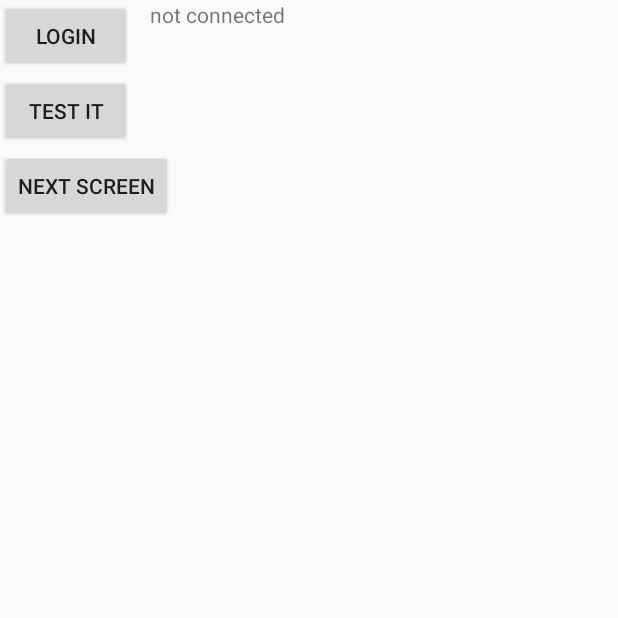
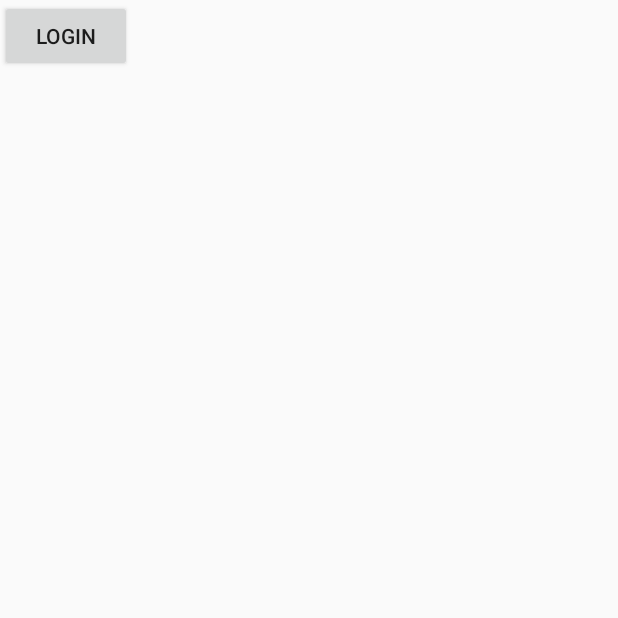
Before and after one commit to Kokumi/Go4Lunch, an Android app: the screen it shows after launch (MainActivity), on a phone screen of 412 x 824 dp, the top half of it. Run offline under Robolectric (Android 15) with nearby library versions, the phone set to English and light mode, and no system bars; our stand-ins replace ButterKnife, Firebase (no records; nobody signed in at launch, a user with empty details on screens opened directly); libraries missing offline, so code that uses them is left out: com.firebase.ui.

```diff
--- a/app/build.gradle
+++ b/app/build.gradle
@@ -44,6 +44,7 @@ dependencies {
 
     implementation 'com.google.android.gms:play-services-base:16.1.0'
     implementation 'com.google.android.libraries.places:places:1.1.0'
+    implementation 'com.twitter.sdk.android:twitter-core:3.1.1'
     //implementation 'com.google.android.libraries.places:places-compat:1.0.0'
     //implementation 'com.google.android.gms:play-services-places:16.0.0'
 
--- a/app/src/main/java/com/debruyckere/florian/go4lunch/Controller/Activity/MainActivity.java
+++ b/app/src/main/java/com/debruyckere/florian/go4lunch/Controller/Activity/MainActivity.java
@@ -34,9 +34,6 @@ public class MainActivity extends AppCompatActivity {
     private FirebaseAuth mAuth;
 
     @BindView(R.id.main_login_button)Button mLoginButton ;
-    @BindView(R.id.main_testbutton)Button mTestButton;
-    @BindView(R.id.main_testText)TextView mText;
-    @BindView(R.id.main_outbutton)Button mOutButton;
 
     @Override
     protected void onCreate(Bundle savedInstanceState) {
@@ -48,13 +45,8 @@ public class MainActivity extends AppCompatActivity {
         mAuth=FirebaseAuth.getInstance();
 
         mLoginButton = findViewById(R.id.main_login_button);
-        mTestButton = findViewById(R.id.main_testbutton);
-        mText = findViewById(R.id.main_testText);
-        mOutButton = findViewById(R.id.main_outbutton);
 
 
-        //createNotificationChannel();
-        //configureAlarmManager();
         onClickParameter();
 
     }
@@ -68,13 +60,7 @@ public class MainActivity extends AppCompatActivity {
             }
         });
 
-
-        mOutButton.setOnClickListener(new View.OnClickListener() {
-            @Override
-            public void onClick(View v) {
-                nextScreen();
-            }
-        });
+        //mTwitterLoginButton.setCallback
     }
 
     //--------------------------
@@ -88,7 +74,8 @@ public class MainActivity extends AppCompatActivity {
                         .createSignInIntentBuilder()
                         .setAvailableProviders(
                                 Arrays.asList(
-                                        new AuthUI.IdpConfig.GoogleBuilder().build() // SUPPORT GOOGLE
+                                        new AuthUI.IdpConfig.GoogleBuilder().build(), // SUPPORT GOOGLE
+                                        new AuthUI.IdpConfig.TwitterBuilder().build()
                                 ))
                         .setIsSmartLockEnabled(true)
                         .build(),
@@ -160,17 +147,6 @@ public class MainActivity extends AppCompatActivity {
         FBC.getColleague(listener);
     }
 
-
-
-
-    //------------------
-    // Notification
-    //------------------
-
-
-
-
-
     private void nextScreen(){
         Intent intent = new Intent(this,appActivity.class);
         startActivity(intent);
--- a/app/src/main/res/layout/activity_main.xml
+++ b/app/src/main/res/layout/activity_main.xml
@@ -13,27 +13,4 @@
         android:layout_height="wrap_content"
         android:text="@string/main_login"/>
 
-    <Button
-        android:id="@+id/main_testbutton"
-        android:layout_width="wrap_content"
-        android:layout_height="wrap_content"
-        android:text="Test IT"
-        android:layout_marginTop="50dp"
-        />
-
-    <Button
-        android:id="@+id/main_outbutton"
-        android:layout_height="wrap_content"
-        android:layout_width="wrap_content"
-        android:layout_marginTop="100dp"
-        android:text="next screen"
-        />
-
-    <TextView
-        android:id="@+id/main_testText"
-        android:layout_width="wrap_content"
-        android:layout_height="wrap_content"
-        android:layout_marginStart="100dp"
-        android:text="not connected"/>
-
 </RelativeLayout>
--- a/app/src/main/res/values/strings.xml
+++ b/app/src/main/res/values/strings.xml
@@ -1,7 +1,9 @@
 <resources>
     <string name="app_name">Go4Lunch</string>
 
-    <!-- TODO: Remove or change this placeholder text -->
+    <string name="twitter_consumer_key" translatable="false">OeoQLBq8dc5ohgjpJUwG0jkdJ</string>
+    <string name="twitter_consumer_secret" translatable="false">27SIRgiGaLoznlfxcj2Ylte4McbUDuSR2F8mQveLPDLCoaDKZU</string>
+
     <string name="hello_blank_fragment">Hello blank fragment</string>
     <string name="title_activity_maps">Map</string>
     <string name="detail_title">title</string>
```
